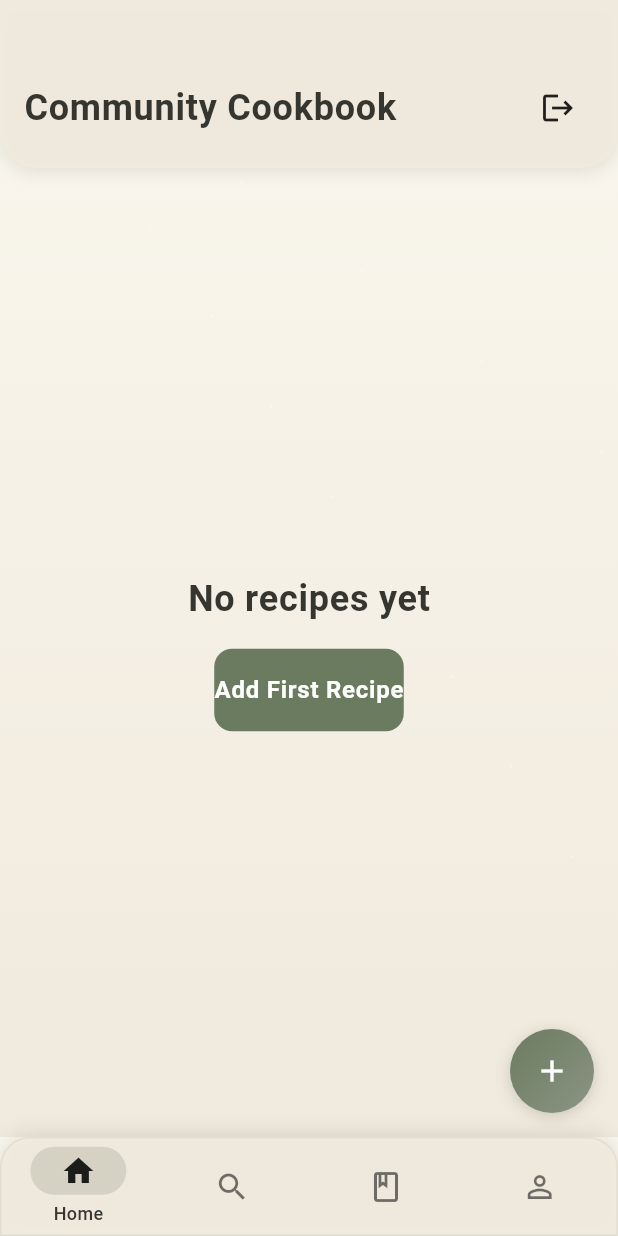
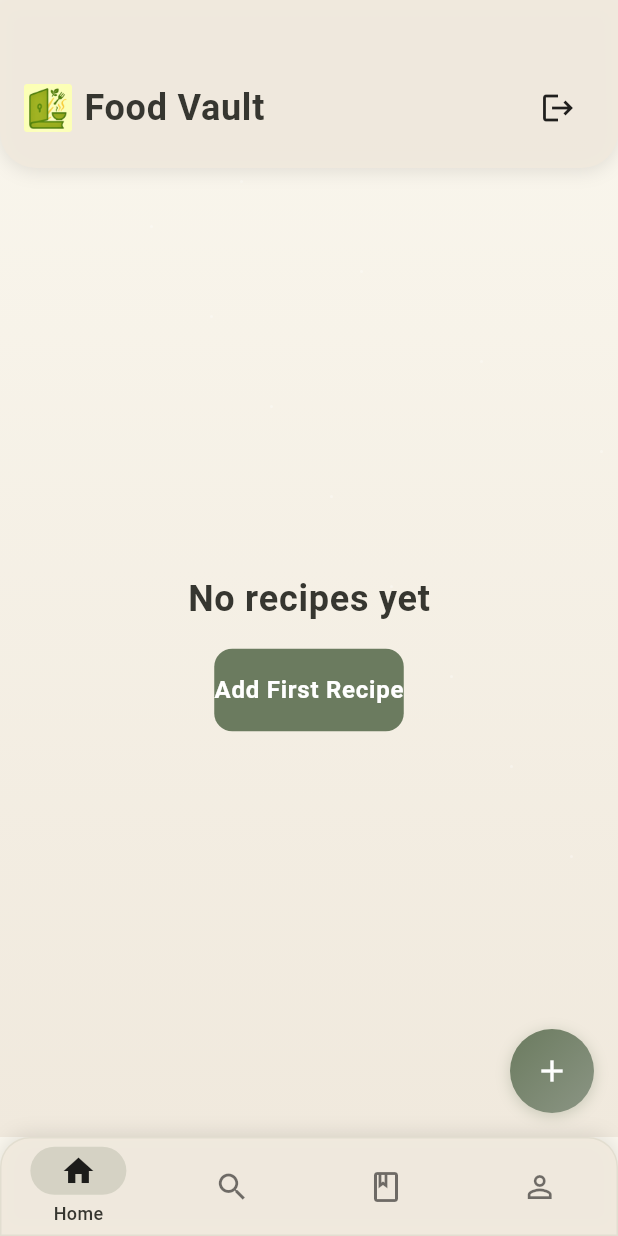
Before and after one commit to wasay-sial/Food-vault-app, a Flutter app: the screen it shows once a user with an empty profile is signed in, on a phone screen of 412 x 824 dp. Run offline on Flutter 3.47's test engine with Material 3 defaults, Android fonts, the light colour scheme and no system bars; our stand-ins replace cached_network_image, cloud_firestore, dio, firebase_auth, firebase_core, flutter_keyboard_visibility and 1 more; accounts and stored records are empty.

Commit message:
2nd commit

```diff
--- a/lib/core/screens/home/home_screen.dart
+++ b/lib/core/screens/home/home_screen.dart
@@ -221,10 +221,13 @@ class _HomeScreenState extends State<HomeScreen>
                   ),
                   child: Row(
                     children: [
-                      const Text(
-                        'Community Cookbook',
-                        style: AppTheme.headingStyle,
+                      Image.asset(
+                        'assets/images/app_icon.png',
+                        height: 32,
+                        width: 32,
                       ),
+                      const SizedBox(width: 8),
+                      const Text('Food Vault', style: AppTheme.headingStyle),
                       const Spacer(),
                       IconButton(
                         icon: const Icon(Icons.logout, color: Colors.black87),
--- a/lib/main.dart
+++ b/lib/main.dart
@@ -41,7 +41,7 @@ class MyApp extends StatelessWidget {
         Provider<UserService>(create: (_) => UserService()),
       ],
       child: MaterialApp(
-        title: 'Community Cookbook',
+        title: 'Food Vault',
         debugShowCheckedModeBanner: false,
         theme: ThemeData(
           useMaterial3: true,
```
Also changed, not shown: lib/core/screens/home/add_recipe_screen.dart (+26 -0 lines), assets/images/app_icon.png (added), 6 other files.
